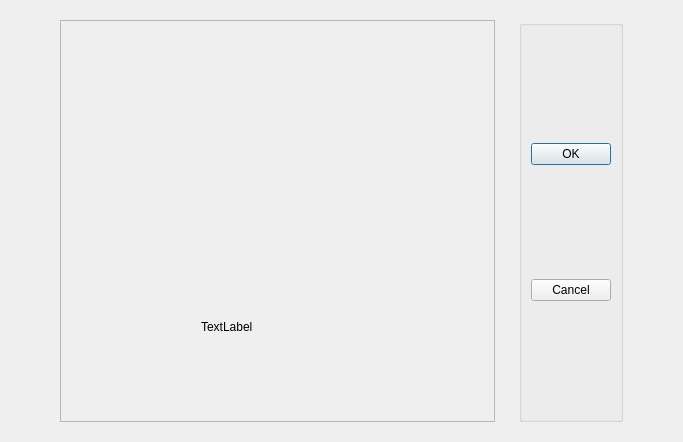
Qt form frame.ui (HO-COOH/CS4650-Project) before a commit.
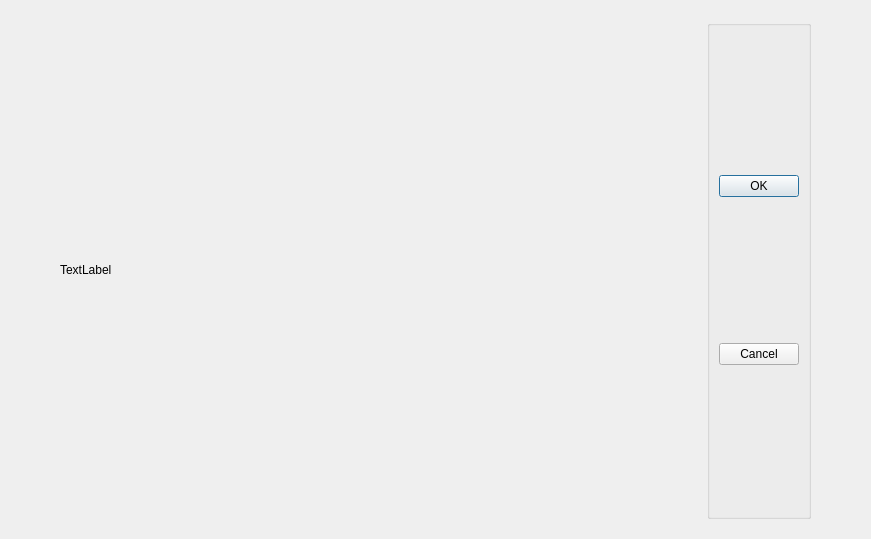
The same form after that commit.

What changed in the file:
```diff
--- a/frame.ui
+++ b/frame.ui
@@ -6,8 +6,8 @@
    <rect>
     <x>0</x>
     <y>0</y>
-    <width>683</width>
-    <height>442</height>
+    <width>871</width>
+    <height>539</height>
    </rect>
   </property>
   <property name="windowTitle">
@@ -34,33 +34,10 @@
     <widget class="QWidget" name="widget" native="true">
      <layout class="QHBoxLayout" name="horizontalLayout">
       <item>
-       <widget class="QScrollArea" name="scrollArea">
-        <property name="widgetResizable">
-         <bool>true</bool>
+       <widget class="QLabel" name="label">
+        <property name="text">
+         <string>TextLabel</string>
         </property>
-        <widget class="QWidget" name="scrollAreaWidgetContents">
-         <property name="geometry">
-          <rect>
-           <x>0</x>
-           <y>0</y>
-           <width>425</width>
-           <height>404</height>
-          </rect>
-         </property>
-         <widget class="QLabel" name="label">
-          <property name="geometry">
-           <rect>
-            <x>140</x>
-            <y>300</y>
-            <width>54</width>
-            <height>12</height>
-           </rect>
-          </property>
-          <property name="text">
-           <string>TextLabel</string>
-          </property>
-         </widget>
-        </widget>
        </widget>
       </item>
      </layout>
@@ -68,9 +45,21 @@
    </item>
    <item>
     <widget class="QWidget" name="widget_2" native="true">
+     <property name="sizePolicy">
+      <sizepolicy hsizetype="Fixed" vsizetype="Preferred">
+       <horstretch>0</horstretch>
+       <verstretch>0</verstretch>
+      </sizepolicy>
+     </property>
      <layout class="QVBoxLayout" name="verticalLayout">
       <item>
        <widget class="QGroupBox" name="groupBox">
+        <property name="sizePolicy">
+         <sizepolicy hsizetype="Fixed" vsizetype="Preferred">
+          <horstretch>0</horstretch>
+          <verstretch>0</verstretch>
+         </sizepolicy>
+        </property>
         <property name="title">
          <string/>
         </property>
```
